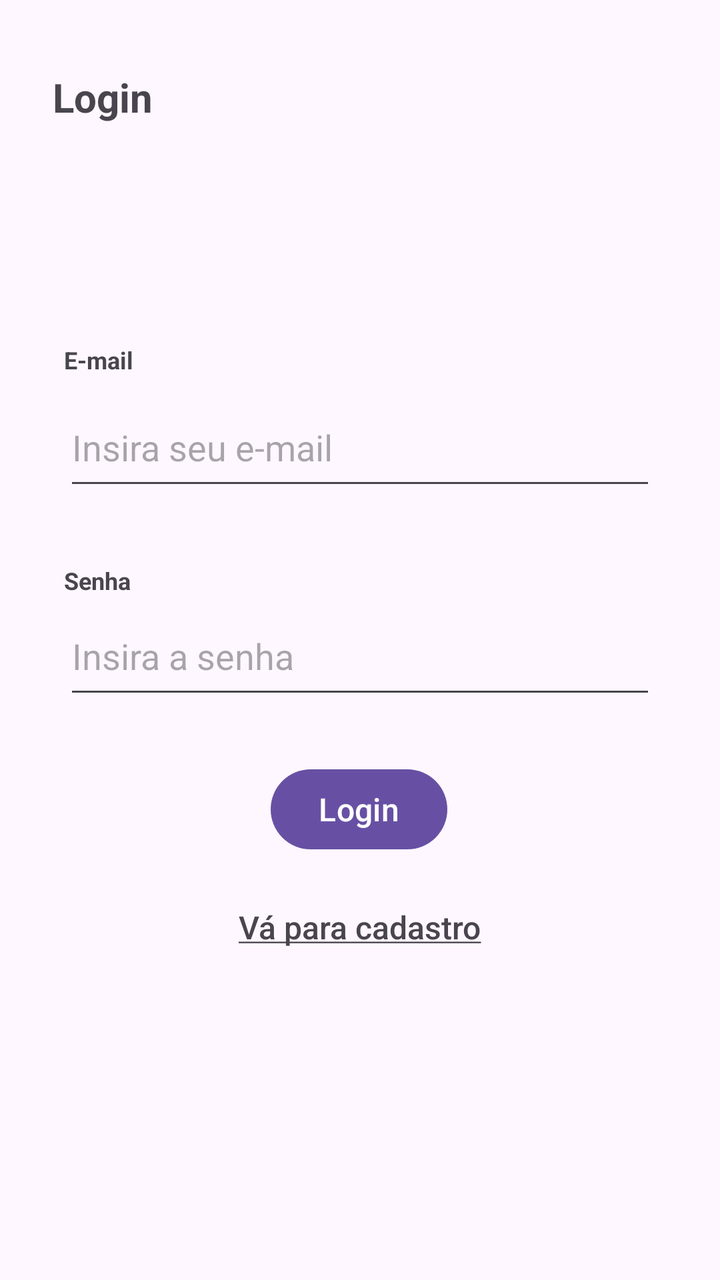
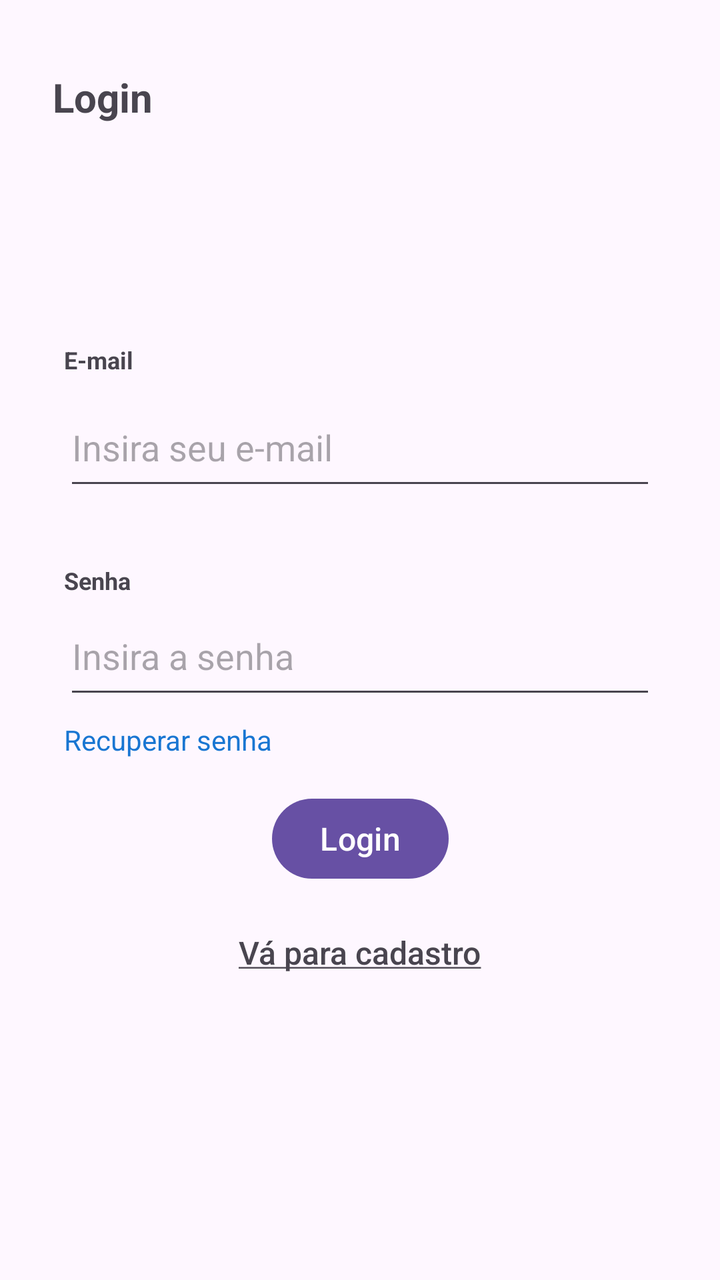

An Android layout rendered at two revisions. The XML below is the earlier revision; the diff shows what the commit changed to produce the second picture.
<!-- AndroidManifest.xml: application theme Theme.AppFirebase -->
<!-- res/layout/activity_main.xml -->
<?xml version="1.0" encoding="utf-8"?>
<androidx.constraintlayout.widget.ConstraintLayout xmlns:android="http://schemas.android.com/apk/res/android"
    xmlns:app="http://schemas.android.com/apk/res-auto"
    xmlns:tools="http://schemas.android.com/tools"
    android:id="@+id/main"
    android:layout_width="match_parent"
    android:layout_height="match_parent"
    tools:context=".MainActivity">

    <TextView
        android:id="@+id/textView"
        android:layout_width="wrap_content"
        android:layout_height="wrap_content"
        android:text="Login"
        android:textSize="20sp"
        android:textStyle="bold"
        app:layout_constraintBottom_toBottomOf="parent"
        app:layout_constraintEnd_toEndOf="parent"
        app:layout_constraintHorizontal_bias="0.085"
        app:layout_constraintStart_toStartOf="parent"
        app:layout_constraintTop_toTopOf="parent"
        app:layout_constraintVertical_bias="0.057" />

    <EditText
        android:id="@+id/edt_login_user"
        android:layout_width="0dp"
        android:layout_height="56dp"
        android:layout_marginStart="32dp"
        android:layout_marginTop="132dp"
        android:layout_marginEnd="32dp"
        android:ems="10"
        android:hint="Insira seu e-mail"
        android:inputType="text"
        app:layout_constraintEnd_toEndOf="parent"
        app:layout_constraintHorizontal_bias="0.497"
        app:layout_constraintStart_toStartOf="parent"
        app:layout_constraintTop_toBottomOf="@+id/textView" />

    <EditText
        android:id="@+id/edt_login_password"
        android:layout_width="0dp"
        android:layout_height="56dp"
        android:layout_marginStart="32dp"
        android:layout_marginEnd="32dp"
        android:ems="10"
        android:hint="Insira a senha"
        android:inputType="textPassword"
        app:layout_constraintEnd_toEndOf="parent"
        app:layout_constraintHorizontal_bias="0.0"
        app:layout_constraintStart_toStartOf="parent"
        app:layout_constraintTop_toBottomOf="@id/textView3" />

    <TextView
        android:id="@+id/textView2"
        android:layout_width="0dp"
        android:layout_height="wrap_content"
        android:layout_marginStart="32dp"
        android:layout_marginBottom="6dp"
        android:text="E-mail"
        android:textSize="12sp"
        android:textStyle="bold"
        app:layout_constraintBottom_toTopOf="@+id/edt_login_user"
        app:layout_constraintEnd_toEndOf="parent"
        app:layout_constraintHorizontal_bias="0.268"
        app:layout_constraintStart_toStartOf="parent"
        app:layout_constraintTop_toBottomOf="@+id/textView"
        app:layout_constraintVertical_bias="1.0" />

    <TextView
        android:id="@+id/textView3"
        android:layout_width="0dp"
        android:layout_height="wrap_content"
        android:layout_marginStart="32dp"
        android:layout_marginTop="32dp"
        android:layout_marginBottom="6dp"
        android:text="Senha"
        android:textSize="12sp"
        android:textStyle="bold"
        app:layout_constraintBottom_toTopOf="@+id/edt_login_password"
        app:layout_constraintEnd_toEndOf="parent"
        app:layout_constraintHorizontal_bias="0.28"
        app:layout_constraintStart_toStartOf="parent"
        app:layout_constraintTop_toBottomOf="@+id/edt_login_user" />

    <Button
        android:id="@+id/btn_login_auth"
        android:layout_width="wrap_content"
        android:layout_height="wrap_content"
        android:text="Login"
        android:textSize="16sp"
        app:layout_constraintBottom_toBottomOf="parent"
        app:layout_constraintEnd_toEndOf="parent"
        app:layout_constraintHorizontal_bias="0.498"
        app:layout_constraintStart_toStartOf="parent"
        app:layout_constraintTop_toBottomOf="@+id/edt_login_password"
        app:layout_constraintVertical_bias="0.111" />

    <TextView
        android:id="@+id/link_cadastro"
        android:layout_width="wrap_content"
        android:layout_height="wrap_content"
        android:fontFamily="sans-serif-medium"
        android:text="@string/cadastro_sublinhado"
        android:textSize="16sp"
        app:layout_constraintBottom_toBottomOf="parent"
        app:layout_constraintEnd_toEndOf="parent"
        app:layout_constraintStart_toStartOf="parent"
        app:layout_constraintTop_toBottomOf="@+id/btn_login_auth"
        app:layout_constraintVertical_bias="0.126" />

</androidx.constraintlayout.widget.ConstraintLayout>
<!-- resources referenced by this layout -->
<resources>
  <string name="cadastro_sublinhado"><u>Vá para cadastro</u></string>
  <style name="Theme.AppFirebase" parent="Base.Theme.AppFirebase" />
  <style name="Base.Theme.AppFirebase" parent="Theme.Material3.DayNight.NoActionBar">
          
          
      </style>
</resources>

<!-- the commit's change to res/layout/activity_main.xml (unified diff, before → after) -->
@@ -87,13 +87,13 @@
         android:layout_width="wrap_content"
         android:layout_height="wrap_content"
         android:text="Login"
+        android:textColor="#FFFFFF"
         android:textSize="16sp"
         app:layout_constraintBottom_toBottomOf="parent"
         app:layout_constraintEnd_toEndOf="parent"
-        app:layout_constraintHorizontal_bias="0.498"
         app:layout_constraintStart_toStartOf="parent"
         app:layout_constraintTop_toBottomOf="@+id/edt_login_password"
-        app:layout_constraintVertical_bias="0.111" />
+        app:layout_constraintVertical_bias="0.173" />
 
     <TextView
         android:id="@+id/link_cadastro"
@@ -108,4 +108,16 @@
         app:layout_constraintTop_toBottomOf="@+id/btn_login_auth"
         app:layout_constraintVertical_bias="0.126" />
 
+    <TextView
+        android:id="@+id/link_recuperar_senha"
+        android:layout_width="0dp"
+        android:layout_height="wrap_content"
+        android:layout_marginStart="32dp"
+        android:layout_marginTop="6dp"
+        android:text="Recuperar senha"
+        android:textColor="#1976D2"
+        app:layout_constraintEnd_toEndOf="parent"
+        app:layout_constraintStart_toStartOf="parent"
+        app:layout_constraintTop_toBottomOf="@+id/edt_login_password" />
+
 </androidx.constraintlayout.widget.ConstraintLayout>
